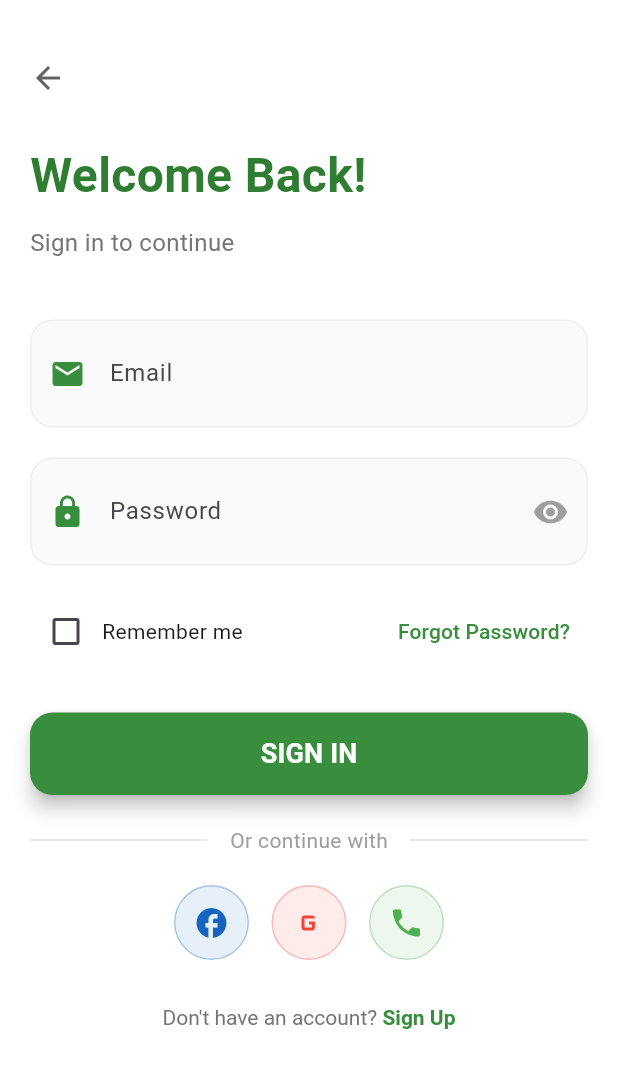
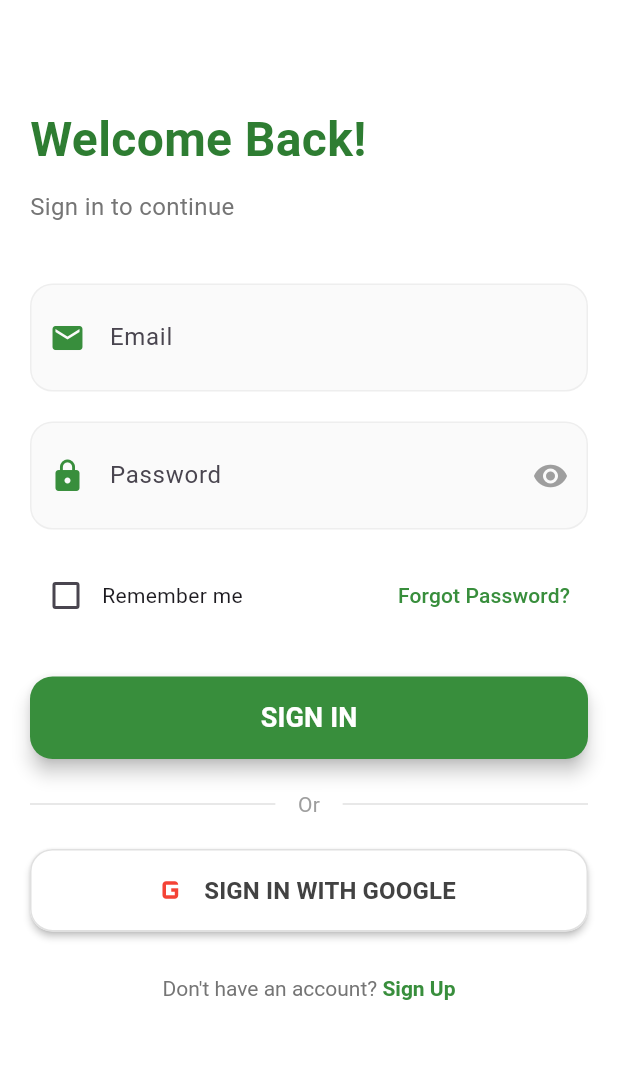
Before and after one commit to tamim131415/turf_app, a Flutter app: the LoginScreen screen opened by its route, on a phone screen of 412 x 824 dp. Shown: the top 1068 px of the screen. Run offline on Flutter 3.47's test engine with Material 3 defaults, Android fonts, the phone set to English and light mode, and no system bars; our stand-ins replace cloud_firestore, dio, firebase_auth, firebase_core, firebase_storage, get and 3 more; accounts and stored records are empty; network calls fail.

Commit message:
Implement Google Sign-In with Firebase Authentication
- Added firebase_auth and google_sign_in packages
- Created AuthService for Firebase authentication (Google, Email/Password)
- Updated AuthController with Google Sign-In integration
- Redesigned login and register screens with Google Sign-In button
- Removed Facebook and Phone login options
- Updated google-services.json with SHA-1 fingerprint
- Added authentication state management
- Implemented auto-login on app restart
- Added exit confirmation dialog on login screen back press
- Updated onboarding screen with Skip button in top-right corner
- Added GOOGLE_SIGNIN_SETUP.md guide

```diff
--- a/lib/main.dart
+++ b/lib/main.dart
@@ -12,6 +12,7 @@ import 'services/local_storage_service.dart';
 import 'services/image_upload_service.dart';
 import 'services/local_image_service.dart';
 import 'services/cloudinary_service.dart';
+import 'services/auth_service.dart';
 
 void main() async {
   WidgetsFlutterBinding.ensureInitialized();
@@ -37,6 +38,7 @@ void main() async {
   Get.put(ImageUploadService());
   Get.put(LocalImageService());
   Get.put(CloudinaryService());
+  Get.put(AuthService());
 
   // Initialize controllers
   Get.put(AuthController());
--- a/lib/screens/auth/login_screen.dart
+++ b/lib/screens/auth/login_screen.dart
@@ -1,7 +1,7 @@
 import 'package:flutter/material.dart';
+import 'package:flutter/services.dart';
 import 'package:get/get.dart';
 import '../../controllers/auth_controller.dart';
-import '../../widgets/social_login_button.dart';
 import '../../app/routes/app_routes.dart';
 
 class LoginScreen extends StatefulWidget {
@@ -21,7 +21,33 @@ class _LoginScreenState extends State<LoginScreen> {
 
   @override
   Widget build(BuildContext context) {
-    return Scaffold(
+    return PopScope(
+      canPop: false,
+      onPopInvoked: (didPop) async {
+        if (didPop) return;
+        // Exit app when back button is pressed
+        final shouldExit = await showDialog<bool>(
+          context: context,
+          builder: (context) => AlertDialog(
+            title: Text('Exit App'),
+            content: Text('Do you want to exit the app?'),
+            actions: [
+              TextButton(
+                onPressed: () => Navigator.of(context).pop(false),
+                child: Text('No'),
+              ),
+              TextButton(
+                onPressed: () => Navigator.of(context).pop(true),
+                child: Text('Yes'),
+              ),
+            ],
+          ),
+        );
+        if (shouldExit ?? false) {
+          SystemNavigator.pop();
+        }
+      },
+      child: Scaffold(
         backgroundColor: Colors.white,
         body: SafeArea(
           child: SingleChildScrollView(
@@ -29,14 +55,7 @@ class _LoginScreenState extends State<LoginScreen> {
             child: Column(
               crossAxisAlignment: CrossAxisAlignment.start,
               children: [
-              SizedBox(height: 20),
-              GestureDetector(
-                onTap: () {
-                  Get.offNamed(Routes.ONBOARDING);
-                },
-                child: Icon(Icons.arrow_back, color: Colors.grey[700]),
-              ),
-              SizedBox(height: 30),
+                SizedBox(height: 50),
                 Text(
                   'Welcome Back!',
                   style: TextStyle(
@@ -86,7 +105,9 @@ class _LoginScreenState extends State<LoginScreen> {
                       prefixIcon: Icon(Icons.lock, color: Colors.green[700]),
                       suffixIcon: IconButton(
                         icon: Icon(
-                        _obscureText ? Icons.visibility : Icons.visibility_off,
+                          _obscureText
+                              ? Icons.visibility
+                              : Icons.visibility_off,
                           color: Colors.grey,
                         ),
                         onPressed: () {
@@ -166,30 +187,61 @@ class _LoginScreenState extends State<LoginScreen> {
                     Expanded(child: Divider(color: Colors.grey[300])),
                     Padding(
                       padding: EdgeInsets.symmetric(horizontal: 15),
-                    child: Text(
-                      'Or continue with',
-                      style: TextStyle(color: Colors.grey),
-                    ),
+                      child: Text('Or', style: TextStyle(color: Colors.grey)),
                     ),
                     Expanded(child: Divider(color: Colors.grey[300])),
                   ],
                 ),
                 SizedBox(height: 20),
-              Row(
-                mainAxisAlignment: MainAxisAlignment.center,
-                children: [
-                  SocialLoginButton(
-                    icon: Icons.facebook,
-                    color: Colors.blue[800]!,
+                Obx(
+                  () => SizedBox(
+                    width: double.infinity,
+                    height: 55,
+                    child: ElevatedButton.icon(
+                      style: ElevatedButton.styleFrom(
+                        backgroundColor: Colors.white,
+                        foregroundColor: Colors.grey[800],
+                        side: BorderSide(color: Colors.grey[300]!),
+                        shape: RoundedRectangleBorder(
+                          borderRadius: BorderRadius.circular(15),
                         ),
-                  SizedBox(width: 15),
-                  SocialLoginButton(
-                    icon: Icons.g_mobiledata,
+                        elevation: 2,
+                      ),
+                      onPressed: _authController.isLoading.value
+                          ? null
+                          : () {
+                              _authController.signInWithGoogle();
+                            },
+                      icon: Image.network(
+                        'https://www.gstatic.com/firebasejs/ui/2.0.0/images/auth/google.svg',
+                        height: 24,
+                        width: 24,
+                        errorBuilder: (context, error, stackTrace) {
+                          return Icon(
+                            Icons.g_mobiledata,
                             color: Colors.red,
+                            size: 28,
+                          );
+                        },
                       ),
-                  SizedBox(width: 15),
-                  SocialLoginButton(icon: Icons.phone, color: Colors.green),
-                ],
+                      label: _authController.isLoading.value
+                          ? SizedBox(
+                              height: 20,
+                              width: 20,
+                              child: CircularProgressIndicator(
+                                strokeWidth: 2,
+                                color: Colors.grey[800],
+                              ),
+                            )
+                          : Text(
+                              'SIGN IN WITH GOOGLE',
+                              style: TextStyle(
+                                fontSize: 16,
+                                fontWeight: FontWeight.bold,
+                              ),
+                            ),
+                    ),
+                  ),
                 ),
                 SizedBox(height: 30),
                 Center(
@@ -218,6 +270,7 @@ class _LoginScreenState extends State<LoginScreen> {
             ),
           ),
         ),
+      ),
     );
   }
 }
--- a/pubspec.yaml
+++ b/pubspec.yaml
@@ -35,6 +35,8 @@ dependencies:
   # Use with the CupertinoIcons class for iOS style icons.
   cupertino_icons: ^1.0.8
   firebase_core: ^3.15.2
+  firebase_auth: ^5.3.3
+  google_sign_in: ^6.2.1
   cloud_firestore: ^5.6.12
   firebase_storage: ^12.3.6
   shared_preferences: ^2.2.2
```
Also changed, not shown: lib/controllers/auth_controller.dart (+141 -25 lines), lib/screens/auth/register_screen.dart (+62 -0 lines), lib/screens/onboarding/onboarding_screen.dart (+22 -9 lines), lib/screens/splash/splash_screen.dart (+8 -1 lines), lib/services/auth_service.dart (added, +164 -0 lines), lib/widgets/social_login_button.dart (+11 -2 lines), pubspec.lock, 5 other files. Lines whose indentation alone changed are shown as unchanged.
